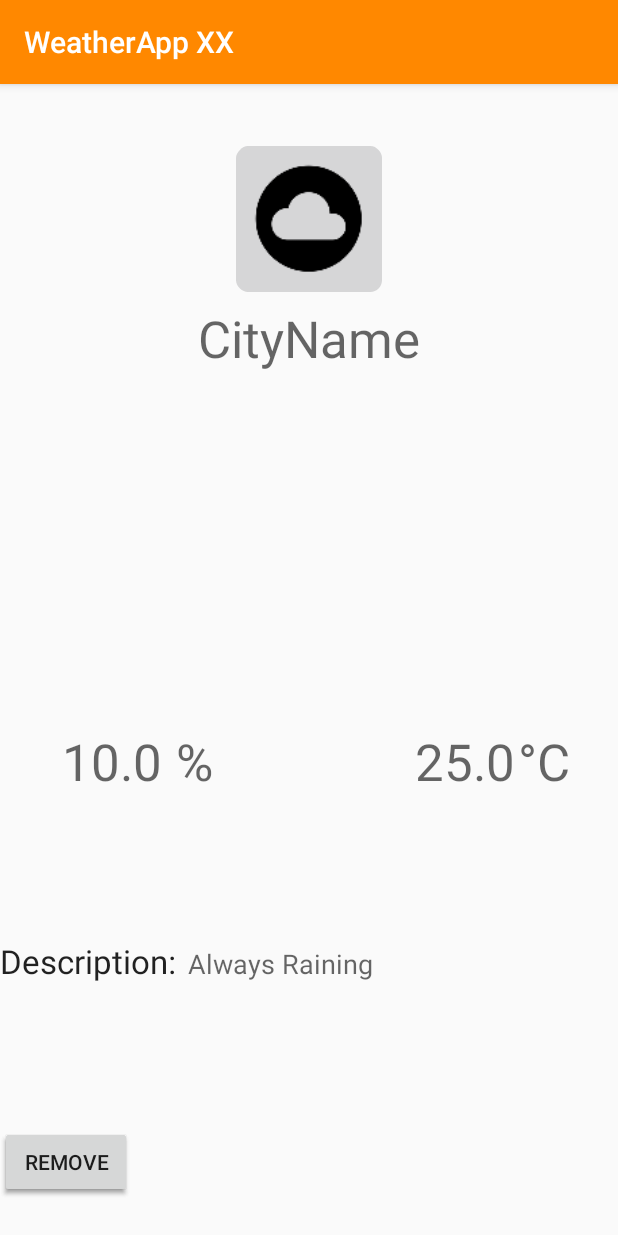
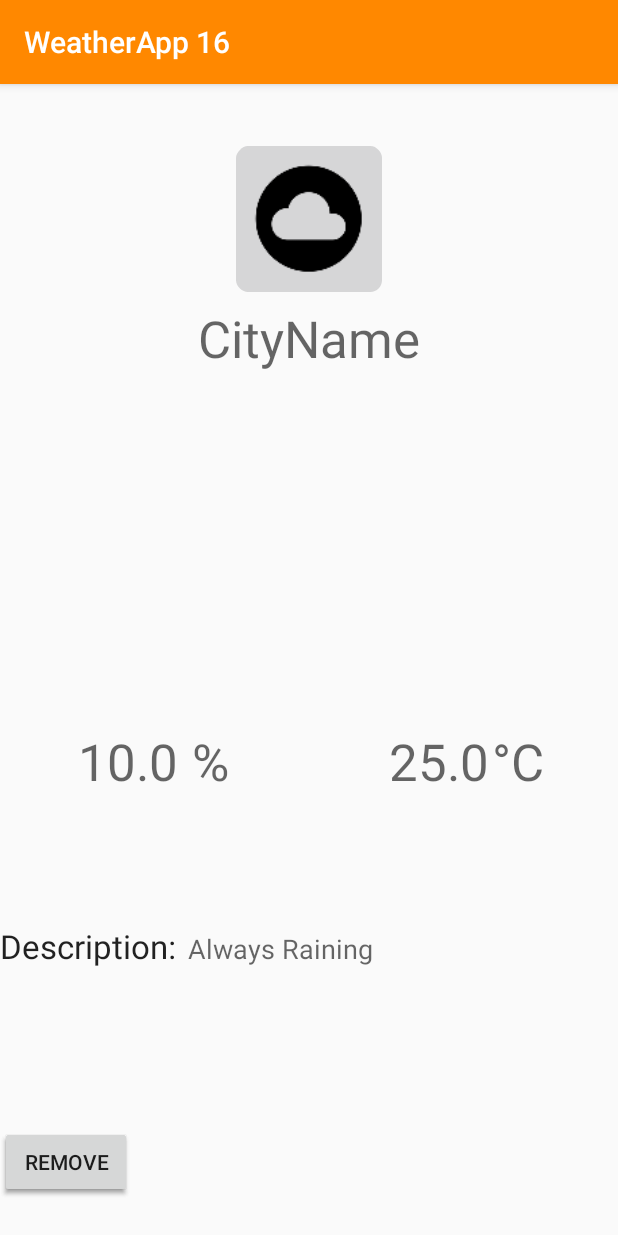
Before and after one commit to JacobAagaard/WeatherApp, an Android app: the CityDetailsActivity screen opened directly, with no data from a screen before it, on a phone screen of 412 x 824 dp. Run offline under Robolectric (Android 15) with nearby library versions, the phone set to English and light mode, and no system bars; 5 statements that could not run were skipped.

Commit message:
Removing old bullshit unused crap shit

```diff
--- a/app/src/main/java/com/flonk/weatherapp/CityDetailsActivity.java
+++ b/app/src/main/java/com/flonk/weatherapp/CityDetailsActivity.java
@@ -1,29 +1,41 @@
 package com.flonk.weatherapp;
 
+import android.content.BroadcastReceiver;
+import android.content.ComponentName;
+import android.content.Context;
+import android.content.Intent;
+import android.content.ServiceConnection;
 import android.content.SharedPreferences;
+import android.os.IBinder;
 import android.support.v7.app.AppCompatActivity;
 import android.os.Bundle;
 import android.view.View;
 import android.widget.Button;
 import android.widget.ImageView;
 import android.widget.TextView;
-import android.widget.Toast;
 
 import com.google.gson.Gson;
 
 import java.lang.reflect.Method;
+
+import static com.flonk.weatherapp.Globals.NEW_WEATHER_DATA;
 
 public class CityDetailsActivity extends AppCompatActivity {
 
     Button buttonOK, buttonRemove;
     TextView textViewCityName, textViewHumidity, textViewWeatherDescription, textViewTemperature;
     ImageView imvIcon;
-    SharedPreferences sharedPreferences;
 
-    @Override
+    private WeatherService.WeatherServiceBinder weatherServiceBinder;
+    private boolean isBoundToWeatherService = false;
+
     protected void onCreate(Bundle savedInstanceState) {
         super.onCreate(savedInstanceState);
         setContentView(R.layout.activity_city_details);
+
+        Intent bindServiceIntent = new Intent(this, WeatherService.class);
+        bindService(bindServiceIntent, serviceConnection, BIND_AUTO_CREATE);
+
 
         buttonOK = findViewById(R.id.buttonOK);
         buttonRemove = findViewById(R.id.buttonRemove);
@@ -47,7 +59,6 @@ public class CityDetailsActivity extends AppCompatActivity {
         buttonOK.setOnClickListener(new View.OnClickListener() {
             @Override
             public void onClick(View view) {
-                setResult(RESULT_OK);
                 finish();
             }
         });
@@ -55,12 +66,23 @@ public class CityDetailsActivity extends AppCompatActivity {
         buttonRemove.setOnClickListener(new View.OnClickListener() {
             @Override
             public void onClick(View view) {
-                setResult(RESULT_OK);
-                Method[] methods = CityListActivity.class.getDeclaredMethods();
-                //Remove based on City ID received from List Activity
+                finish();
             }
         });
     }
+
+    private ServiceConnection serviceConnection = new ServiceConnection() {
+        @Override
+        public void onServiceConnected(ComponentName componentName, IBinder iBinder) {
+            weatherServiceBinder = (WeatherService.WeatherServiceBinder) iBinder;
+            isBoundToWeatherService = true;
+        }
+
+        @Override
+        public void onServiceDisconnected(ComponentName componentName) {
+            isBoundToWeatherService = false;
+        }
+    };
 
     private int setIcon(String iconID){
         switch (iconID){
--- a/app/src/main/java/com/flonk/weatherapp/CityWeatherDataAdapter.java
+++ b/app/src/main/java/com/flonk/weatherapp/CityWeatherDataAdapter.java
@@ -12,7 +12,6 @@ import android.widget.TextView;
 import android.widget.Toast;
 
 import java.util.ArrayList;
-import java.util.List;
 
 /**
  * Created by Jacob on 07/11/2017.
--- a/app/src/main/res/layout/activity_city_details.xml
+++ b/app/src/main/res/layout/activity_city_details.xml
@@ -40,7 +40,7 @@
         android:text="@string/tv_humidty"
         android:textAppearance="@style/TextAppearance.AppCompat.Display1"
         app:layout_constraintBottom_toBottomOf="parent"
-        app:layout_constraintHorizontal_bias="0.119"
+        app:layout_constraintHorizontal_bias="0.15"
         app:layout_constraintLeft_toLeftOf="parent"
         app:layout_constraintRight_toRightOf="parent"
         app:layout_constraintTop_toTopOf="parent"
@@ -69,7 +69,7 @@
         android:text="@string/tv_temperature"
         android:textAppearance="@style/TextAppearance.AppCompat.Display1"
         app:layout_constraintBottom_toBottomOf="parent"
-        app:layout_constraintHorizontal_bias="0.801"
+        app:layout_constraintHorizontal_bias="0.75"
         app:layout_constraintLeft_toLeftOf="parent"
         app:layout_constraintRight_toRightOf="parent"
         app:layout_constraintTop_toTopOf="parent"
@@ -125,12 +125,12 @@
         android:text="@string/tv_title_description"
         android:textAppearance="@style/TextAppearance.AppCompat.Large"
         app:layout_constraintBottom_toBottomOf="parent"
-        app:layout_constraintHorizontal_bias="0.33"
+        app:layout_constraintHorizontal_bias="0.15"
         app:layout_constraintLeft_toLeftOf="parent"
         app:layout_constraintRight_toRightOf="parent"
         app:layout_constraintStart_toStartOf="parent"
         app:layout_constraintTop_toTopOf="parent"
-        app:layout_constraintVertical_bias="0.772" />
+        app:layout_constraintVertical_bias="0.758" />
 
     <TextView
         android:id="@+id/textViewWeatherDescription"
--- a/app/src/main/res/values/strings.xml
+++ b/app/src/main/res/values/strings.xml
@@ -1,5 +1,5 @@
 <resources>
-    <string name="app_name">WeatherApp XX</string>
+    <string name="app_name">WeatherApp 16</string>
     <string name="tv_celsius">\u00B0C</string>
     <string name="tv_weather_description">Always Raining</string>
     <string name="tv_title_description">Description:</string>
```
Also changed, not shown: app/src/main/java/com/flonk/weatherapp/CityListActivity.java (+4 -15 lines), app/src/main/res/layout/row.xml (+8 -5 lines).
